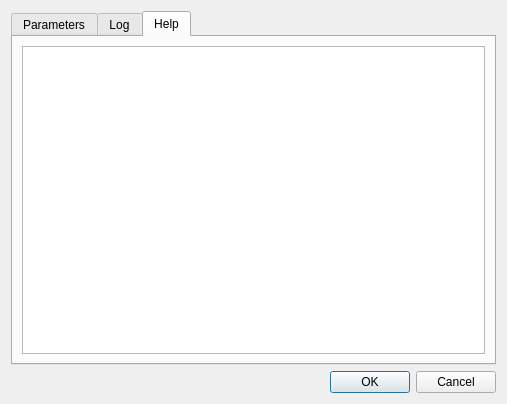
First picture: the form in AnyForm_dialog_base.ui, repository henriqueguarneri/qgis-anyform-plugin, before the edit.
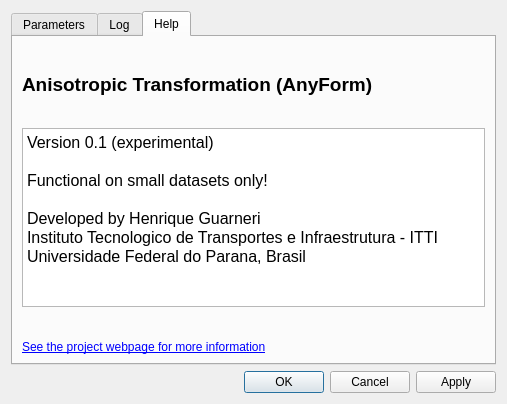
Second picture: the form after the edit. The open tabs and pages were chosen to show the change. Custom widgets are drawn as their Qt base class.

Patch:
```diff
--- a/AnyForm_dialog_base.ui
+++ b/AnyForm_dialog_base.ui
@@ -154,7 +154,78 @@
       </attribute>
       <layout class="QHBoxLayout" name="horizontalLayout_2">
        <item>
-        <widget class="QTextBrowser" name="textBrowser_2"/>
+        <layout class="QVBoxLayout" name="verticalLayout_4">
+         <item>
+          <spacer name="verticalSpacer_2">
+           <property name="orientation">
+            <enum>Qt::Vertical</enum>
+           </property>
+           <property name="sizeHint" stdset="0">
+            <size>
+             <width>20</width>
+             <height>40</height>
+            </size>
+           </property>
+          </spacer>
+         </item>
+         <item>
+          <widget class="QLabel" name="label_9">
+           <property name="text">
+            <string>&lt;html&gt;&lt;head/&gt;&lt;body&gt;&lt;p&gt;&lt;span style=&quot; font-size:14pt; font-weight:600;&quot;&gt;Anisotropic Transformation (AnyForm)&lt;/span&gt;&lt;/p&gt;&lt;/body&gt;&lt;/html&gt;</string>
+           </property>
+          </widget>
+         </item>
+         <item>
+          <spacer name="verticalSpacer">
+           <property name="orientation">
+            <enum>Qt::Vertical</enum>
+           </property>
+           <property name="sizeHint" stdset="0">
+            <size>
+             <width>20</width>
+             <height>40</height>
+            </size>
+           </property>
+          </spacer>
+         </item>
+         <item>
+          <widget class="QTextBrowser" name="textBrowser_2">
+           <property name="html">
+            <string>&lt;!DOCTYPE HTML PUBLIC &quot;-//W3C//DTD HTML 4.0//EN&quot; &quot;http://www.w3.org/TR/REC-html40/strict.dtd&quot;&gt;
+&lt;html&gt;&lt;head&gt;&lt;meta name=&quot;qrichtext&quot; content=&quot;1&quot; /&gt;&lt;style type=&quot;text/css&quot;&gt;
+p, li { white-space: pre-wrap; }
+&lt;/style&gt;&lt;/head&gt;&lt;body style=&quot; font-family:'Ubuntu'; font-size:11pt; font-weight:400; font-style:normal;&quot;&gt;
+&lt;p style=&quot; margin-top:0px; margin-bottom:0px; margin-left:0px; margin-right:0px; -qt-block-indent:0; text-indent:0px;&quot;&gt;&lt;span style=&quot; font-size:12pt;&quot;&gt;Version 0.1 (experimental)&lt;/span&gt;&lt;/p&gt;
+&lt;p style=&quot;-qt-paragraph-type:empty; margin-top:0px; margin-bottom:0px; margin-left:0px; margin-right:0px; -qt-block-indent:0; text-indent:0px; font-size:12pt;&quot;&gt;&lt;br /&gt;&lt;/p&gt;
+&lt;p style=&quot; margin-top:0px; margin-bottom:0px; margin-left:0px; margin-right:0px; -qt-block-indent:0; text-indent:0px;&quot;&gt;&lt;span style=&quot; font-size:12pt;&quot;&gt;Functional on small datasets only! &lt;/span&gt;&lt;/p&gt;
+&lt;p style=&quot;-qt-paragraph-type:empty; margin-top:0px; margin-bottom:0px; margin-left:0px; margin-right:0px; -qt-block-indent:0; text-indent:0px; font-size:12pt;&quot;&gt;&lt;br /&gt;&lt;/p&gt;
+&lt;p style=&quot; margin-top:0px; margin-bottom:0px; margin-left:0px; margin-right:0px; -qt-block-indent:0; text-indent:0px;&quot;&gt;&lt;span style=&quot; font-size:12pt;&quot;&gt;Developed by Henrique Guarneri&lt;/span&gt;&lt;/p&gt;
+&lt;p style=&quot; margin-top:0px; margin-bottom:0px; margin-left:0px; margin-right:0px; -qt-block-indent:0; text-indent:0px;&quot;&gt;&lt;span style=&quot; font-size:12pt;&quot;&gt;Instituto Tecnologico de Transportes e Infraestrutura - ITTI&lt;/span&gt;&lt;/p&gt;
+&lt;p style=&quot; margin-top:0px; margin-bottom:0px; margin-left:0px; margin-right:0px; -qt-block-indent:0; text-indent:0px;&quot;&gt;&lt;span style=&quot; font-size:12pt;&quot;&gt;Universidade Federal do Parana, Brasil&lt;/span&gt;&lt;/p&gt;&lt;/body&gt;&lt;/html&gt;</string>
+           </property>
+          </widget>
+         </item>
+         <item>
+          <spacer name="verticalSpacer_3">
+           <property name="orientation">
+            <enum>Qt::Vertical</enum>
+           </property>
+           <property name="sizeHint" stdset="0">
+            <size>
+             <width>20</width>
+             <height>40</height>
+            </size>
+           </property>
+          </spacer>
+         </item>
+         <item>
+          <widget class="QLabel" name="label_10">
+           <property name="text">
+            <string>&lt;html&gt;&lt;head/&gt;&lt;body&gt;&lt;p&gt;&lt;a href=&quot;https://github.com/henriqueguarneri/qgis-anyform-plugin&quot;&gt;&lt;span style=&quot; text-decoration: underline; color:#0000ff;&quot;&gt;See the project webpage for more information&lt;/span&gt;&lt;/a&gt;&lt;/p&gt;&lt;/body&gt;&lt;/html&gt;</string>
+           </property>
+          </widget>
+         </item>
+        </layout>
        </item>
       </layout>
      </widget>
@@ -166,7 +237,7 @@
       <enum>Qt::Horizontal</enum>
      </property>
      <property name="standardButtons">
-      <set>QDialogButtonBox::Cancel|QDialogButtonBox::Ok</set>
+      <set>QDialogButtonBox::Apply|QDialogButtonBox::Cancel|QDialogButtonBox::Ok</set>
      </property>
     </widget>
    </item>
```
